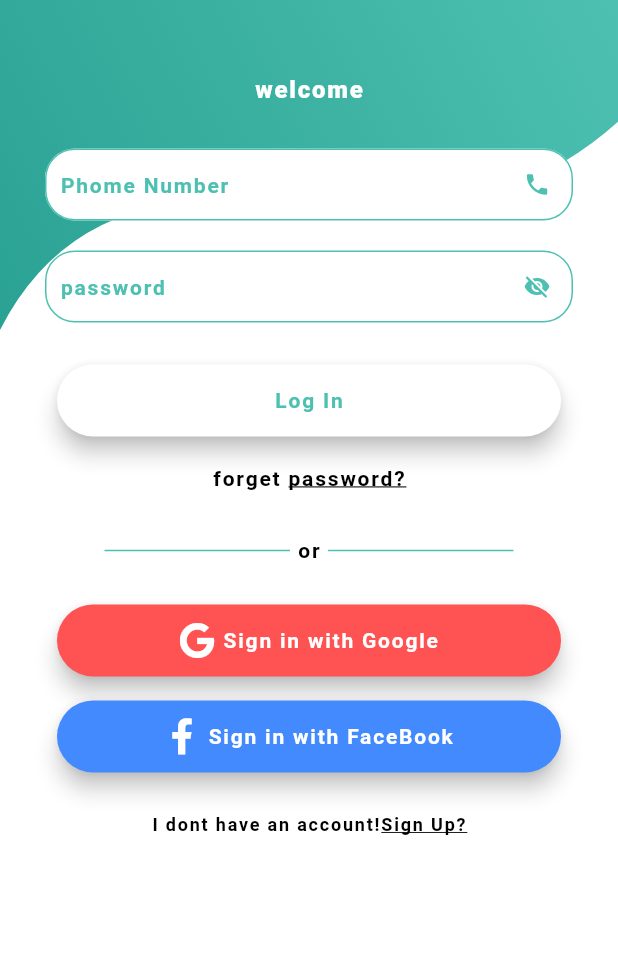
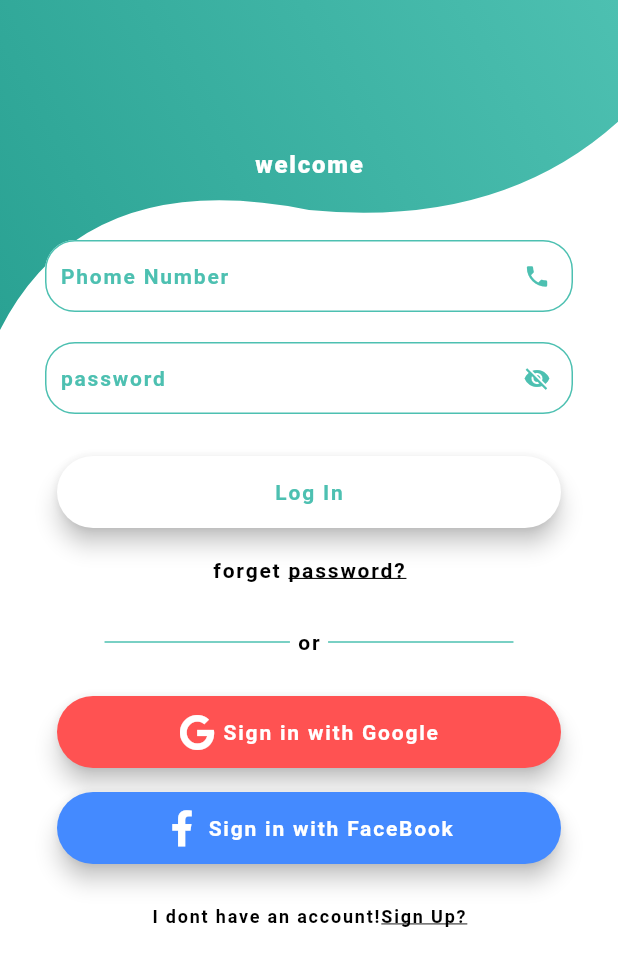
Before and after one commit to ahmedibrahim240/Dr-hwaida, a Flutter app: the screen it shows after launch, after a tap on "skip", on a phone screen of 412 x 824 dp. Shown: the top 966 px of the screen. Run offline on Flutter 3.47's test engine with Material 2 defaults, Android fonts, the phone set to English and light mode, and no system bars; our stand-ins replace font_awesome_flutter; missing offline and left inert: code_fields; Roboto replaces fonts that are missing (Cairo).

Commit message:
edit login form

```diff
--- a/lib/screens/wrapper/authenticate/login.dart
+++ b/lib/screens/wrapper/authenticate/login.dart
@@ -67,28 +67,28 @@ class _LogInState extends State<LogIn> {
                       decoration: BoxDecoration(
                         gradient: AppTheme.containerBackground,
                       ),
+                      child: Center(
+                        child: Text(
+                          'welcome',
+                          style: AppTheme.heading.copyWith(
+                            color: Colors.white,
+                            fontSize: 16,
+                            fontWeight: FontWeight.w900,
+                          ),
+                        ),
+                      ),
                     ),
                   ),
                 ),
                 Padding(
-                  padding: const EdgeInsets.only(top: 50, left: 30, right: 30),
+                  padding: const EdgeInsets.only(top: 150, left: 30, right: 30),
                   child: Form(
                     key: _formKey,
                     child: SingleChildScrollView(
                       child: Column(
                         crossAxisAlignment: CrossAxisAlignment.start,
                         children: [
-                          Center(
-                            child: Text(
-                              'welcome',
-                              style: AppTheme.heading.copyWith(
-                                color: Colors.white,
-                                fontSize: 16,
-                                fontWeight: FontWeight.w900,
-                              ),
-                            ),
-                          ),
-                          SizedBox(height: 30),
+                          SizedBox(height: 10),
                           Column(
                             mainAxisAlignment: MainAxisAlignment.center,
                             crossAxisAlignment: CrossAxisAlignment.center,
```
